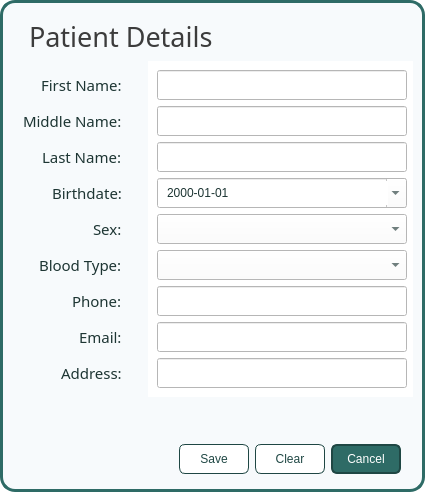
First picture: the form in ui/popup_patientform.ui, repository karlito20/AdoraFlowProject, before the edit.
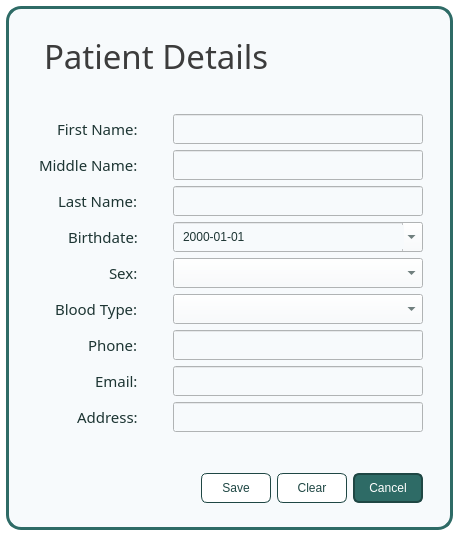
Second picture: the form after the edit.

The edit to the form file:
```diff
--- a/ui/popup_patientform.ui
+++ b/ui/popup_patientform.ui
@@ -9,8 +9,8 @@
    <rect>
     <x>0</x>
     <y>0</y>
-    <width>425</width>
-    <height>492</height>
+    <width>440</width>
+    <height>516</height>
    </rect>
   </property>
   <property name="palette">
@@ -493,19 +493,19 @@
   </property>
   <layout class="QVBoxLayout" name="verticalLayout">
    <property name="spacing">
-    <number>0</number>
+    <number>6</number>
    </property>
    <property name="leftMargin">
-    <number>0</number>
+    <number>6</number>
    </property>
    <property name="topMargin">
-    <number>0</number>
+    <number>6</number>
    </property>
    <property name="rightMargin">
-    <number>0</number>
+    <number>6</number>
    </property>
    <property name="bottomMargin">
-    <number>0</number>
+    <number>6</number>
    </property>
    <item>
     <widget class="QWidget" name="main_container" native="true">
@@ -520,8 +520,20 @@
 </string>
      </property>
      <layout class="QVBoxLayout" name="verticalLayout_3">
+      <property name="spacing">
+       <number>20</number>
+      </property>
+      <property name="leftMargin">
+       <number>18</number>
+      </property>
+      <property name="topMargin">
+       <number>18</number>
+      </property>
       <property name="rightMargin">
-       <number>6</number>
+       <number>18</number>
+      </property>
+      <property name="bottomMargin">
+       <number>18</number>
       </property>
       <item>
        <widget class="QWidget" name="header_container" native="true">
@@ -543,7 +555,7 @@
            <property name="font">
             <font>
              <family>Slate Medium</family>
-             <pointsize>20</pointsize>
+             <pointsize>25</pointsize>
             </font>
            </property>
            <property name="styleSheet">
@@ -564,19 +576,18 @@
         <property name="spacing">
          <number>6</number>
         </property>
-        <item>
-         <spacer name="horizontalSpacer">
-          <property name="orientation">
-           <enum>Qt::Orientation::Horizontal</enum>
-          </property>
-          <property name="sizeHint" stdset="0">
-           <size>
-            <width>40</width>
-            <height>20</height>
-           </size>
-          </property>
-         </spacer>
-        </item>
+        <property name="leftMargin">
+         <number>6</number>
+        </property>
+        <property name="topMargin">
+         <number>6</number>
+        </property>
+        <property name="rightMargin">
+         <number>6</number>
+        </property>
+        <property name="bottomMargin">
+         <number>6</number>
+        </property>
         <item>
          <widget class="QWidget" name="label_container" native="true">
           <property name="styleSheet">
@@ -710,7 +721,7 @@
          <widget class="QWidget" name="input_container" native="true">
           <property name="styleSheet">
            <string notr="true">color: #1D3533;
-background: white;
+background: #F7FAFC;
 padding-left: 5px;</string>
           </property>
           <layout class="QVBoxLayout" name="input_container_layout">
@@ -985,43 +996,19 @@
           </layout>
          </widget>
         </item>
-        <item>
-         <spacer name="horizontalSpacer_2">
-          <property name="orientation">
-           <enum>Qt::Orientation::Horizontal</enum>
-          </property>
-          <property name="sizeHint" stdset="0">
-           <size>
-            <width>40</width>
-            <height>20</height>
-           </size>
-          </property>
-         </spacer>
-        </item>
        </layout>
       </item>
-      <item alignment="Qt::AlignmentFlag::AlignRight">
-       <widget class="QLabel" name="feedback_label">
-        <property name="font">
-         <font>
-          <family>Slate</family>
-          <pointsize>11</pointsize>
-         </font>
-        </property>
-        <property name="styleSheet">
-         <string notr="true">color: rgb(220, 0, 0);
-padding-right: 10px;</string>
-        </property>
-        <property name="text">
-         <string/>
-        </property>
-       </widget>
-      </item>
       <item>
        <widget class="QWidget" name="button_container" native="true">
         <layout class="QHBoxLayout" name="horizontalLayout_2">
+         <property name="leftMargin">
+          <number>12</number>
+         </property>
+         <property name="topMargin">
+          <number>6</number>
+         </property>
          <property name="rightMargin">
-          <number>18</number>
+          <number>12</number>
          </property>
          <item>
           <spacer name="horizontalSpacer_3">
@@ -1036,6 +1023,23 @@
            </property>
           </spacer>
          </item>
+         <item>
+          <widget class="QLabel" name="feedback_label">
+           <property name="font">
+            <font>
+             <family>Slate</family>
+             <pointsize>10</pointsize>
+            </font>
+           </property>
+           <property name="styleSheet">
+            <string notr="true">color: rgb(220, 0, 0);
+padding-right: 10px;</string>
+           </property>
+           <property name="text">
+            <string/>
+           </property>
+          </widget>
+         </item>
          <item alignment="Qt::AlignmentFlag::AlignHCenter">
           <widget class="QPushButton" name="save_button">
            <property name="minimumSize">
```
